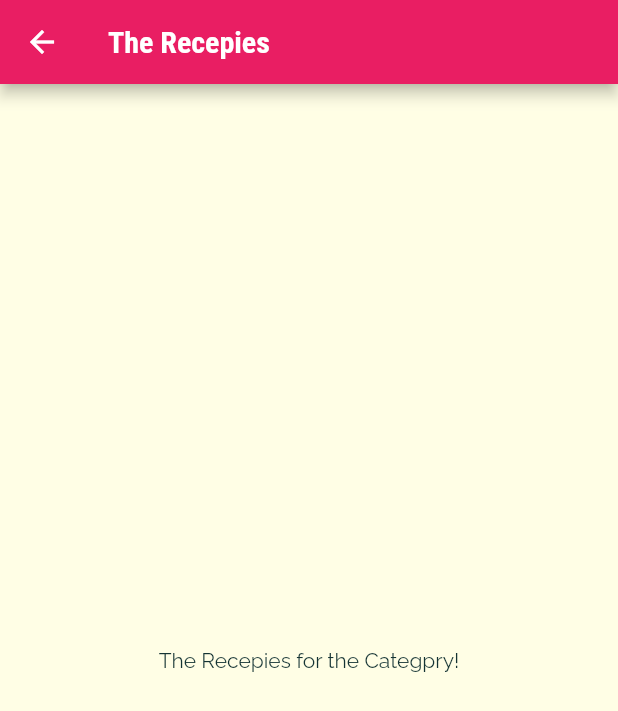
After one commit to ramsthapit/flutter_meals, a Flutter app: the screen it shows after launch, after a tap on "Italian", on a phone screen of 412 x 824 dp. The commit adds this screen. Shown: the top 711 px of the screen. Run offline on Flutter 3.47's test engine with Material 2 defaults, Android fonts, the phone set to English and light mode, and no system bars.

Commit message:
naviagting to new page

```diff
--- a/lib/category_item.dart
+++ b/lib/category_item.dart
@@ -1,18 +1,26 @@
-import 'package:flutter/cupertino.dart';
-import 'package:flutter/src/foundation/key.dart';
-import 'package:flutter/src/widgets/framework.dart';
 import 'package:flutter/material.dart';
+import 'package:meals_app/category_meals_screen.dart';
 
 class CategoryItem extends StatelessWidget {
-
   final String title;
   final Color color;
 
   CategoryItem(this.title, this.color);
 
+  void selectCategory(BuildContext ctx){
+    Navigator.of(ctx).push(MaterialPageRoute(builder: (_) {
+      return const CategoryMealsScreen();
+    }));
+  }
+
   @override
   Widget build(BuildContext context) {
-    return Container(
+    return InkWell(
+      onTap: (() => selectCategory(context)),
+      splashColor: Theme.of(context).primaryColor,
+      borderRadius: BorderRadius.circular(15),
+
+      child: Container(
         padding: EdgeInsets.all(15),
         child: Text(
           title,
@@ -29,6 +37,7 @@ class CategoryItem extends StatelessWidget {
           ),
           borderRadius: BorderRadius.circular(15),
         ),
+      )
     );
   }
 }
--- /dev/null
+++ b/lib/category_meals_screen.dart
@@ -0,0 +1,15 @@
+import 'package:flutter/material.dart';
+
+class CategoryMealsScreen extends StatelessWidget {
+  const CategoryMealsScreen({Key? key}) : super(key: key);
+
+  @override
+  Widget build(BuildContext context) {
+    return Scaffold(
+      appBar: AppBar(title: const Text('The Recepies'),),
+      body: const Center(
+        child: Text('The Recepies for the Categpry!'),
+      )
+    );
+  }
+}
--- a/lib/dummy_data.dart
+++ b/lib/dummy_data.dart
@@ -2,7 +2,7 @@ import 'package:flutter/material.dart';
 
 import './models/category.dart';
 
-const DUMMY_CATEGORIES = const [
+const DUMMY_CATEGORIES = [
   Category(
     id: 'c1',
     title: 'Italian',
--- a/lib/models/category.dart
+++ b/lib/models/category.dart
@@ -1,4 +1,3 @@
-import 'package:flutter/cupertino.dart';
 import 'package:flutter/material.dart';
 
 class Category {
```
Lines whose indentation alone changed are shown as unchanged.
